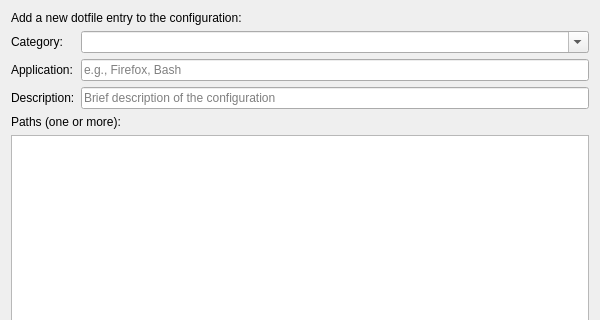
Above: DFBU/gui/designer/add_dotfile_dialog.ui from L3DigitalNet/DFBU-DotFiles-Backup-Utility before the change; both pictures show x 0 to 600 and y 0 to 320 of the 600 by 500 pixel window. Below: the same form after it.
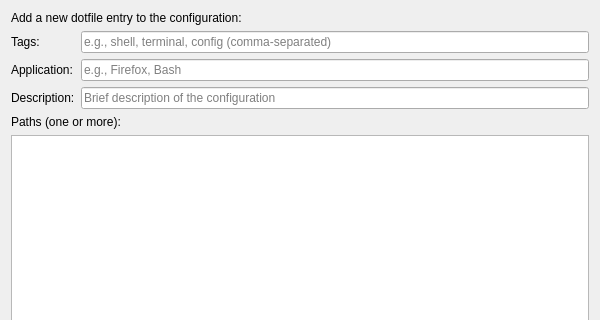
That is the form after the change.

Commit message:
fix: replace Category dropdown with Tags text field in dotfile dialog
- Change Category QComboBox to Tags QLineEdit for comma-separated input
- Make tags field optional (was required as category)
- Support placeholder showing format: "shell, terminal, config"
- Maintain backwards compatibility with legacy 'category' data
- Update all related tests

```diff
--- a/DFBU/gui/designer/add_dotfile_dialog.ui
+++ b/DFBU/gui/designer/add_dotfile_dialog.ui
@@ -29,17 +29,14 @@
      <item row="0" column="0">
       <widget class="QLabel" name="categoryLabel">
        <property name="text">
-        <string>Category:</string>
+        <string>Tags:</string>
        </property>
       </widget>
      </item>
      <item row="0" column="1">
-      <widget class="QComboBox" name="categoryCombo">
-       <property name="editable">
-        <bool>true</bool>
-       </property>
+      <widget class="QLineEdit" name="tagsEdit">
        <property name="placeholderText">
-        <string>e.g., Applications, Shell configs</string>
+        <string>e.g., shell, terminal, config (comma-separated)</string>
        </property>
       </widget>
      </item>
```
Left out of the diff: 2 changed lines with no effect on the pictures. The commit also changes 4 other files.
